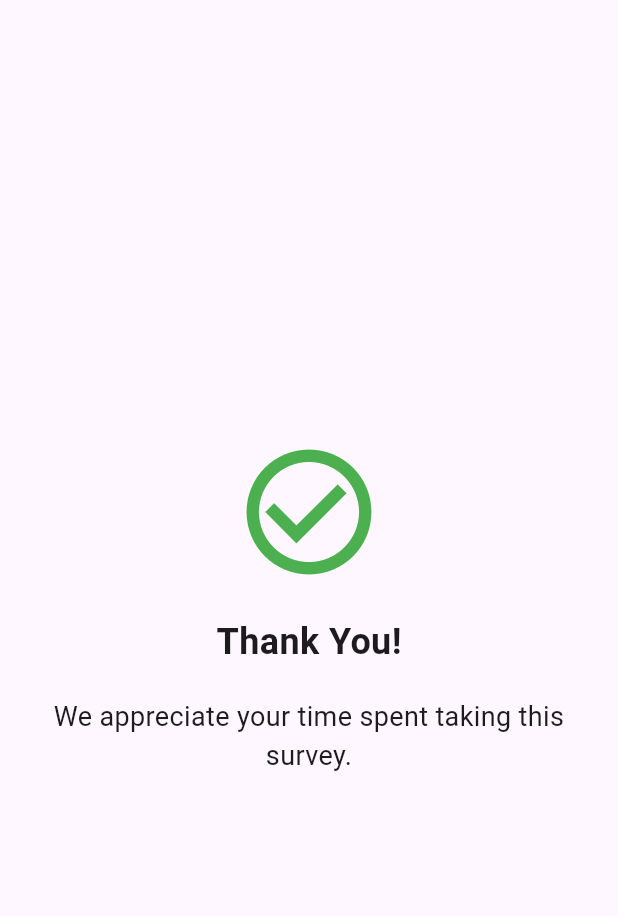
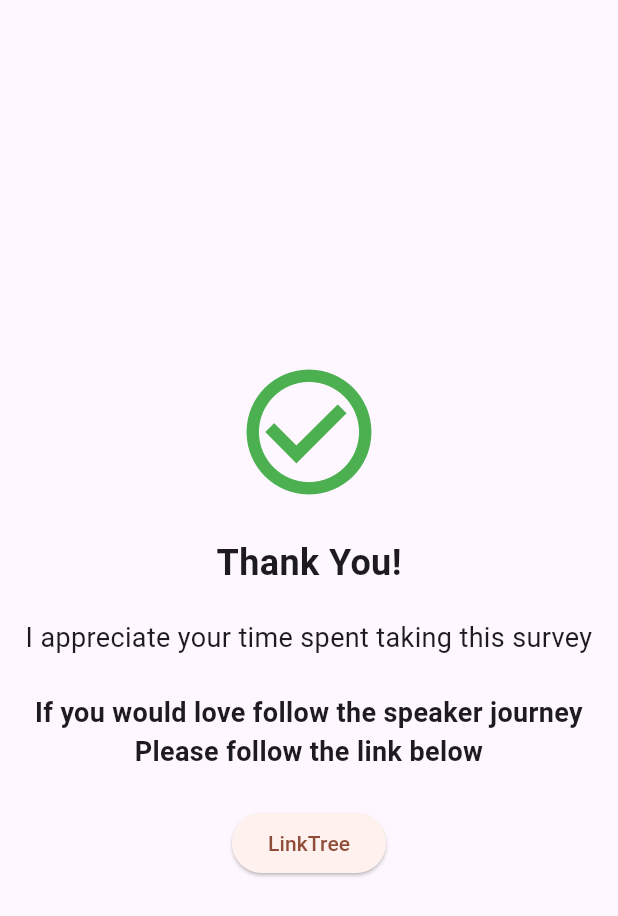
Before and after one commit to VadymPinchuk/simple_survey, a Flutter app: the ThankYouScreen screen opened directly, on a phone screen of 412 x 824 dp. Shown: the top 916 px of the screen. Run offline on Flutter 3.47's test engine with Material 3 defaults, Android fonts, the phone set to English and light mode, and no system bars; our stand-ins replace blur, cloud_firestore, device_info_plus, firebase_core, firebase_crashlytics, go_router and 1 more; accounts and stored records are empty; generated files the repository leaves out were written again.

Commit message:
Added link to linkTree

```diff
--- a/lib/list/thank_you_screen.dart
+++ b/lib/list/thank_you_screen.dart
@@ -4,6 +4,9 @@ import 'package:go_router/go_router.dart';
 import 'package:provider/provider.dart';
 import 'package:simple_survey/router.dart';
 import 'package:simple_survey/survey/survey_provider.dart';
+import 'package:url_launcher/url_launcher.dart';
+
+const String _url = 'https://linktr.ee/vpinchuk';
 
 class ThankYouScreen extends StatelessWidget {
   const ThankYouScreen({super.key});
@@ -31,23 +34,26 @@ class ThankYouScreen extends StatelessWidget {
                 ),
               ),
               const Text(
-                'We appreciate your time spent taking this survey.',
+                'I appreciate your time spent taking this survey',
                 textAlign: TextAlign.center,
                 style: TextStyle(fontSize: 18),
               ),
-              const SizedBox(height: 16),
-              Row(
-                mainAxisSize: MainAxisSize.min,
-                children: [
-                  if (survey != null) //
-                    ElevatedButton(
-                      onPressed: () => context.goNamed(
-                        Routes.stats.name,
-                        pathParameters: {'sid': survey.id},
-                      ),
-                      child: const Text('See the stats'),
-                    ),
-                ],
+              const SizedBox(height: 24),
+              const Text(
+                'If you would love follow the speaker journey'
+                    '\nPlease follow the link below',
+                textAlign: TextAlign.center,
+                style: TextStyle(fontSize: 18, fontWeight: FontWeight.bold),
+              ),
+              const SizedBox(height: 24),
+              ElevatedButton(
+                onPressed: () async {
+                  final url = Uri.parse(_url);
+                  if (await canLaunchUrl(url)) {
+                    await launchUrl(url);
+                  }
+                },
+                child: const Text('LinkTree'),
               ),
             ],
           ),
--- a/pubspec.yaml
+++ b/pubspec.yaml
@@ -42,6 +42,7 @@ dependencies:
   logger: ^2.0.2+1
   provider: ^6.1.1
   device_info_plus: ^9.1.1
+  url_launcher: ^6.2.3
 
   firebase_core: ^2.24.2
   firebase_crashlytics: ^3.4.9
```
Also changed, not shown: pubspec.lock, 6 other files.
